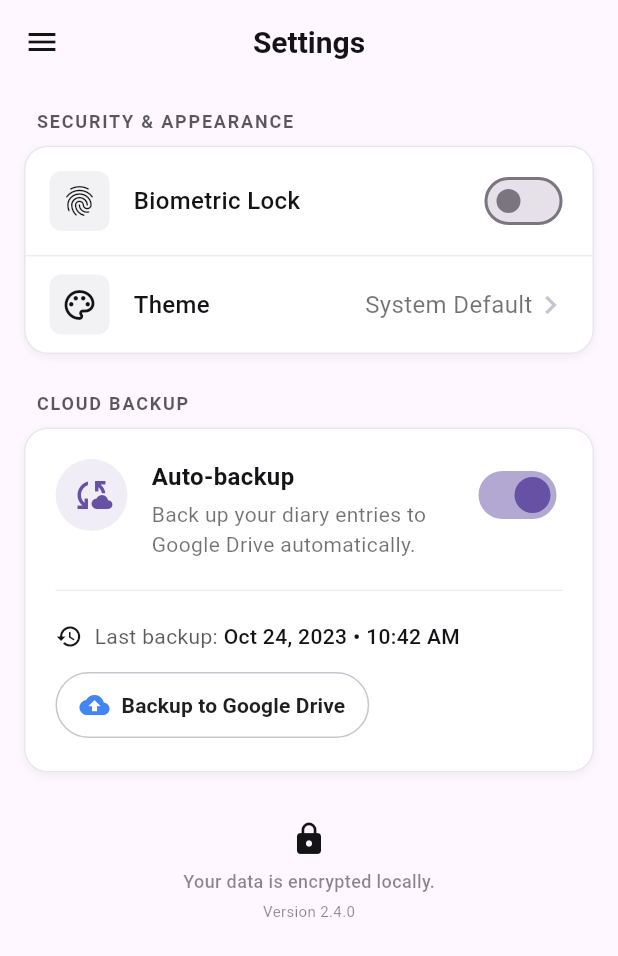
After one commit to Shir0o/diary, a Flutter app: the SettingsScreen screen opened directly, on a phone screen of 412 x 824 dp. The commit adds this screen. Shown: the top 956 px of the screen. Run offline on Flutter 3.47's test engine with Material 3 defaults, Android fonts, the phone set to English and light mode, and no system bars; our stand-ins replace google_fonts.

Commit message:
feat: implement Settings & Backup screen with bottom navigation

```diff
--- a/lib/helpers/font_helper.dart
+++ b/lib/helpers/font_helper.dart
@@ -9,6 +9,7 @@ TextStyle safeGoogleFont(
   FontWeight? fontWeight,
   double? height,
   FontStyle? fontStyle,
+  double? letterSpacing,
 }) {
   final bool isTest = RegExp(r'_test.dart$').hasMatch(Platform.script.path) || Platform.environment.containsKey('FLUTTER_TEST');
 
@@ -19,6 +20,7 @@ TextStyle safeGoogleFont(
       fontWeight: fontWeight,
       height: height,
       fontStyle: fontStyle,
+      letterSpacing: letterSpacing,
     );
   }
 
@@ -30,6 +32,7 @@ TextStyle safeGoogleFont(
       fontWeight: fontWeight,
       height: height,
       fontStyle: fontStyle,
+      letterSpacing: letterSpacing,
     );
   } catch (e) {
     return TextStyle(
@@ -38,6 +41,7 @@ TextStyle safeGoogleFont(
       fontWeight: fontWeight,
       height: height,
       fontStyle: fontStyle,
+      letterSpacing: letterSpacing,
     );
   }
 }
--- /dev/null
+++ b/lib/screens/settings_screen.dart
@@ -0,0 +1,369 @@
+import 'package:flutter/material.dart';
+import '../helpers/font_helper.dart';
+
+class SettingsScreen extends StatefulWidget {
+  const SettingsScreen({super.key});
+
+  @override
+  State<SettingsScreen> createState() => _SettingsScreenState();
+}
+
+class _SettingsScreenState extends State<SettingsScreen> {
+  bool _biometricLock = false;
+  bool _autoBackup = true;
+
+  @override
+  Widget build(BuildContext context) {
+    return Scaffold(
+      backgroundColor: const Color(0xFFFEF7FF),
+      appBar: AppBar(
+        backgroundColor: const Color(0xFFFEF7FF).withOpacity(0.95),
+        elevation: 0,
+        leading: IconButton(
+          icon: const Icon(Icons.menu, color: Color(0xFF141316)),
+          onPressed: () {},
+        ),
+        title: Text(
+          'Settings',
+          style: safeGoogleFont(
+            'IBM Plex Sans',
+            color: const Color(0xFF141316),
+            fontWeight: FontWeight.bold,
+            fontSize: 20,
+          ),
+        ),
+        centerTitle: true,
+      ),
+      body: ListView(
+        padding: const EdgeInsets.only(bottom: 24),
+        children: [
+          const SizedBox(height: 8),
+          _buildSectionHeader('SECURITY & APPEARANCE'),
+          _buildSettingsCard([
+            _buildToggleItem(
+              icon: Icons.fingerprint,
+              title: 'Biometric Lock',
+              value: _biometricLock,
+              onChanged: (val) => setState(() => _biometricLock = val),
+              showBorder: true,
+            ),
+            _buildNavigationItem(
+              icon: Icons.palette_outlined,
+              title: 'Theme',
+              subtitle: 'System Default',
+              onTap: () {},
+            ),
+          ]),
+          const SizedBox(height: 16),
+          _buildSectionHeader('CLOUD BACKUP'),
+          _buildCloudBackupCard(),
+          const SizedBox(height: 32),
+          _buildFooter(),
+        ],
+      ),
+    );
+  }
+
+  Widget _buildSectionHeader(String title) {
+    return Padding(
+      padding: const EdgeInsets.symmetric(horizontal: 24, vertical: 8),
+      child: Text(
+        title,
+        style: safeGoogleFont(
+          'IBM Plex Sans',
+          fontSize: 12,
+          fontWeight: FontWeight.bold,
+          color: const Color(0xFF141316).withOpacity(0.7),
+          letterSpacing: 1.2,
+        ),
+      ),
+    );
+  }
+
+  Widget _buildSettingsCard(List<Widget> children) {
+    return Container(
+      margin: const EdgeInsets.symmetric(horizontal: 16),
+      decoration: BoxDecoration(
+        color: Colors.white,
+        borderRadius: BorderRadius.circular(16),
+        border: Border.all(color: const Color(0xFFCAC4D0).withOpacity(0.4)),
+        boxShadow: [
+          BoxShadow(
+            color: Colors.black.withOpacity(0.05),
+            blurRadius: 4,
+            offset: const Offset(0, 2),
+          ),
+        ],
+      ),
+      child: Column(children: children),
+    );
+  }
+
+  Widget _buildToggleItem({
+    required IconData icon,
+    required String title,
+    required bool value,
+    required ValueChanged<bool> onChanged,
+    bool showBorder = false,
+  }) {
+    return Container(
+      padding: const EdgeInsets.symmetric(horizontal: 16, vertical: 12),
+      decoration: BoxDecoration(
+        border: showBorder
+            ? Border(
+                bottom: BorderSide(
+                  color: const Color(0xFFCAC4D0).withOpacity(0.3),
+                ),
+              )
+            : null,
+      ),
+      child: Row(
+        children: [
+          _buildIconContainer(icon),
+          const SizedBox(width: 16),
+          Expanded(
+            child: Text(
+              title,
+              style: safeGoogleFont(
+                'IBM Plex Sans',
+                fontSize: 16,
+                fontWeight: FontWeight.w500,
+                color: const Color(0xFF141316),
+              ),
+            ),
+          ),
+          Switch(
+            value: value,
+            onChanged: onChanged,
+            activeColor: const Color(0xFF6751a4),
+          ),
+        ],
+      ),
+    );
+  }
+
+  Widget _buildNavigationItem({
+    required IconData icon,
+    required String title,
+    required String subtitle,
+    required VoidCallback onTap,
+  }) {
+    return InkWell(
+      onTap: onTap,
+      borderRadius: BorderRadius.circular(16),
+      child: Padding(
+        padding: const EdgeInsets.symmetric(horizontal: 16, vertical: 12),
+        child: Row(
+          children: [
+            _buildIconContainer(icon),
+            const SizedBox(width: 16),
+            Expanded(
+              child: Text(
+                title,
+                style: safeGoogleFont(
+                  'IBM Plex Sans',
+                  fontSize: 16,
+                  fontWeight: FontWeight.w500,
+                  color: const Color(0xFF141316),
+                ),
+              ),
+            ),
+            Text(
+              subtitle,
+              style: safeGoogleFont(
+                'IBM Plex Sans',
+                fontSize: 16,
+                color: const Color(0xFF141316).withOpacity(0.6),
+              ),
+            ),
+            const Icon(
+              Icons.chevron_right,
+              color: Color(0xFFCAC4D0),
+            ),
+          ],
+        ),
+      ),
+    );
+  }
+
+  Widget _buildIconContainer(IconData icon) {
+    return Container(
+      width: 40,
+      height: 40,
+      decoration: BoxDecoration(
+        color: const Color(0xFFF2F1F3),
+        borderRadius: BorderRadius.circular(8),
+      ),
+      child: Icon(icon, color: const Color(0xFF141316), size: 24),
+    );
+  }
+
+  Widget _buildCloudBackupCard() {
+    return Container(
+      margin: const EdgeInsets.symmetric(horizontal: 16),
+      padding: const EdgeInsets.all(20),
+      decoration: BoxDecoration(
+        color: Colors.white,
+        borderRadius: BorderRadius.circular(16),
+        border: Border.all(color: const Color(0xFFCAC4D0).withOpacity(0.4)),
+        boxShadow: [
+          BoxShadow(
+            color: Colors.black.withOpacity(0.05),
+            blurRadius: 4,
+            offset: const Offset(0, 2),
+          ),
+        ],
+      ),
+      child: Column(
+        crossAxisAlignment: CrossAxisAlignment.start,
+        children: [
+          Row(
+            crossAxisAlignment: CrossAxisAlignment.start,
+            children: [
+              Container(
+                width: 48,
+                height: 48,
+                decoration: BoxDecoration(
+                  color: const Color(0xFF6751a4).withOpacity(0.1),
+                  shape: BoxShape.circle,
+                ),
+                child: const Icon(
+                  Icons.cloud_sync,
+                  color: Color(0xFF6751a4),
+                  size: 28,
+                ),
+              ),
+              const SizedBox(width: 16),
+              Expanded(
+                child: Column(
+                  crossAxisAlignment: CrossAxisAlignment.start,
+                  children: [
+                    Text(
+                      'Auto-backup',
+                      style: safeGoogleFont(
+                        'IBM Plex Sans',
+                        fontSize: 16,
+                        fontWeight: FontWeight.bold,
+                        color: const Color(0xFF141316),
+                      ),
+                    ),
+                    const SizedBox(height: 4),
+                    Text(
+                      'Back up your diary entries to Google Drive automatically.',
+                      style: safeGoogleFont(
+                        'IBM Plex Sans',
+                        fontSize: 14,
+                        color: const Color(0xFF141316).withOpacity(0.6),
+                      ),
+                    ),
+                  ],
+                ),
+              ),
+              Switch(
+                value: _autoBackup,
+                onChanged: (val) => setState(() => _autoBackup = val),
+                activeColor: const Color(0xFF6751a4),
+              ),
+            ],
+          ),
+          const SizedBox(height: 20),
+          Divider(color: const Color(0xFFCAC4D0).withOpacity(0.3), height: 1),
+          const SizedBox(height: 20),
+          Row(
+            children: [
+              const Icon(Icons.history, size: 18, color: Color(0xFF141316)),
+              const SizedBox(width: 8),
+              Expanded(
+                child: Row(
+                  children: [
+                    Text(
+                      'Last backup: ',
+                      style: safeGoogleFont(
+                        'IBM Plex Sans',
+                        fontSize: 14,
+                        color: const Color(0xFF141316).withOpacity(0.7),
+                      ),
+                    ),
+                    Flexible(
+                      child: Text(
+                        'Oct 24, 2023 • 10:42 AM',
+                        style: safeGoogleFont(
+                          'IBM Plex Sans',
+                          fontSize: 14,
+                          fontWeight: FontWeight.w500,
+                          color: const Color(0xFF141316),
+                        ),
+                        overflow: TextOverflow.ellipsis,
+                      ),
+                    ),
+                  ],
+                ),
+              ),
+            ],
+          ),
+          const SizedBox(height: 12),
+          ElevatedButton(
+            onPressed: () {},
+            style: ElevatedButton.styleFrom(
+              backgroundColor: Colors.white,
+              foregroundColor: const Color(0xFF1F1F1F),
+              elevation: 0,
+              side: const BorderSide(color: Color(0xFFCAC4D0)),
+              shape: RoundedRectangleBorder(
+                borderRadius: BorderRadius.circular(9999),
+              ),
+              padding: const EdgeInsets.symmetric(vertical: 12, horizontal: 16),
+            ),
+            child: Row(
+              mainAxisAlignment: MainAxisAlignment.center,
+              mainAxisSize: MainAxisSize.min,
+              children: [
+                // Simplified Google Logo with Icons
+                const Icon(Icons.backup, size: 20, color: Color(0xFF4285F4)),
+                const SizedBox(width: 8),
+                Flexible(
+                  child: Text(
+                    'Backup to Google Drive',
+                    style: safeGoogleFont(
+                      'IBM Plex Sans',
+                      fontSize: 14,
+                      fontWeight: FontWeight.w600,
+                    ),
+                    overflow: TextOverflow.ellipsis,
+                  ),
+                ),
+              ],
+            ),
+          ),
+        ],
+      ),
+    );
+  }
+
+  Widget _buildFooter() {
+    return Column(
+      children: [
+        const Icon(Icons.lock, size: 24, color: Color(0xFF141316)),
+        const SizedBox(height: 8),
+        Text(
+          'Your data is encrypted locally.',
+          style: safeGoogleFont(
+            'IBM Plex Sans',
+            fontSize: 12,
+            fontWeight: FontWeight.w500,
+            color: const Color(0xFF141316).withOpacity(0.5),
+          ),
+        ),
+        const SizedBox(height: 4),
+        Text(
+          'Version 2.4.0',
+          style: safeGoogleFont(
+            'IBM Plex Sans',
+            fontSize: 10,
+            color: const Color(0xFF141316).withOpacity(0.5),
+          ),
+        ),
+      ],
+    );
+  }
+}
```
Also changed, not shown: assets/design/settings_code.txt (added, +141 -0 lines), lib/main.dart (+45 -1 lines), lib/screens/timeline_screen.dart (+0 -12 lines), assets/design/settings.png (added), 6 other files.
